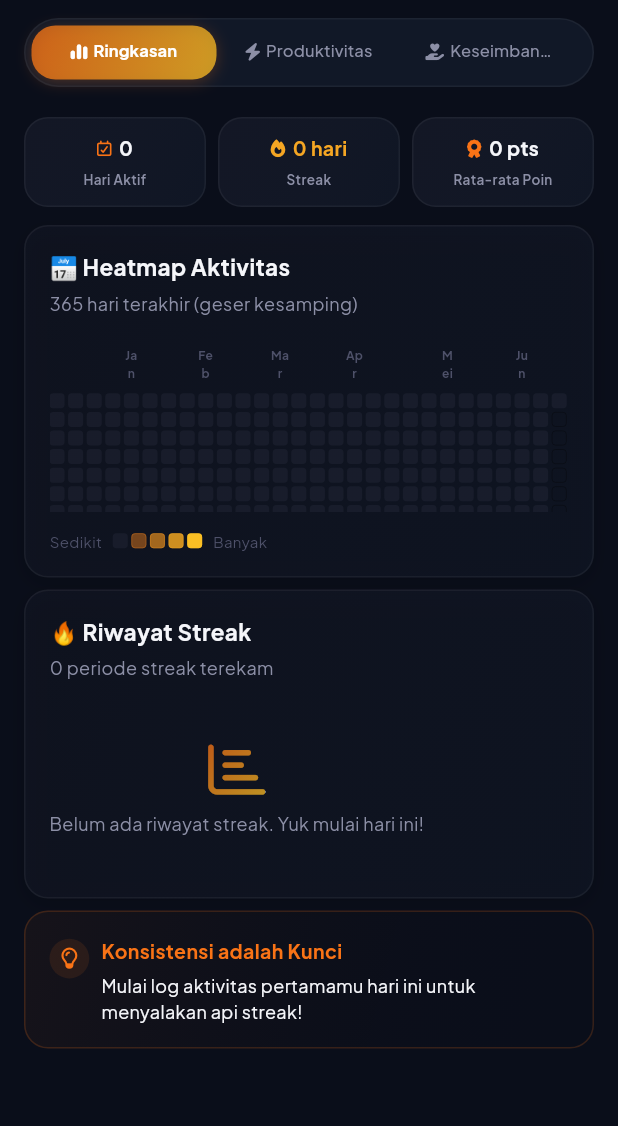
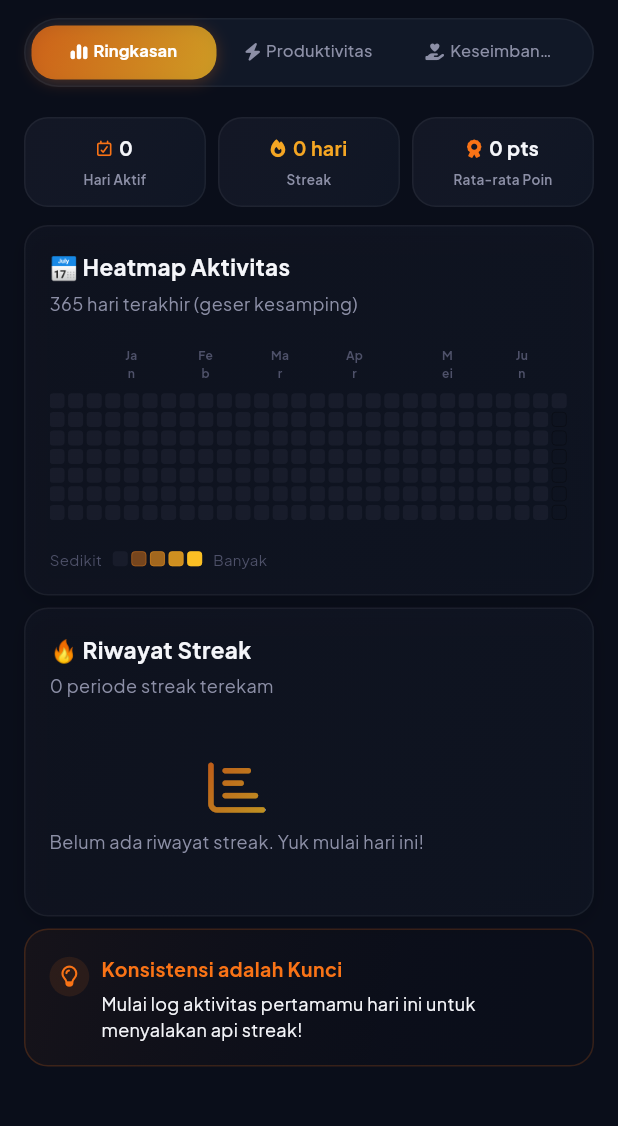
Before and after one commit to Reinvy/flutter-earnjoy, a Flutter app: the InsightsScreen screen opened directly, on a phone screen of 412 x 824 dp, the part 75-1201 px from its top. Run offline on Flutter 3.47's test engine with Material 3 defaults, Android fonts, the phone set to English and light mode, and no system bars; our stand-ins replace confetti, fl_chart, flutter_local_notifications, font_awesome_flutter, google_fonts, objectbox and 3 more; missing offline and left inert: home_widget; accounts and stored records are empty; generated files the repository leaves out were written again.

Commit message:
fix: increase heatmap card height to prevent bottom overflow

```diff
--- a/lib/presentation/screens/insights/insights_screen.dart
+++ b/lib/presentation/screens/insights/insights_screen.dart
@@ -571,7 +571,7 @@ class _SummaryTab extends StatelessWidget {
               crossAxisAlignment: CrossAxisAlignment.start,
               children: [
                 SizedBox(
-                  height: 114,
+                  height: 126,
                   child: SingleChildScrollView(
                     scrollDirection: Axis.horizontal,
                     reverse: true,
```
